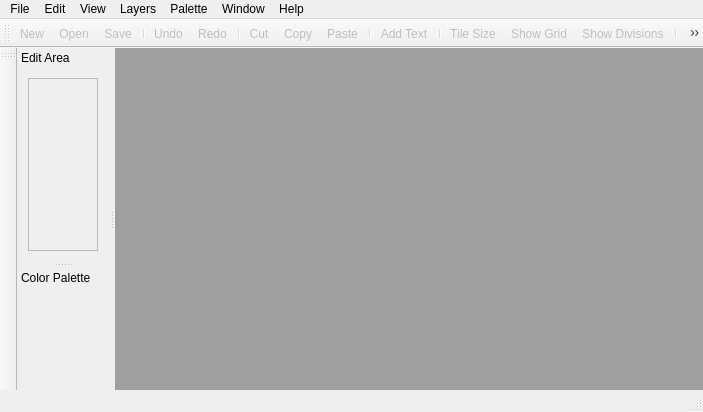
This is widgets/mainwindow.ui in LeoBusta/PixelBooster as Qt 5 draws it before an edit. The edited form follows.
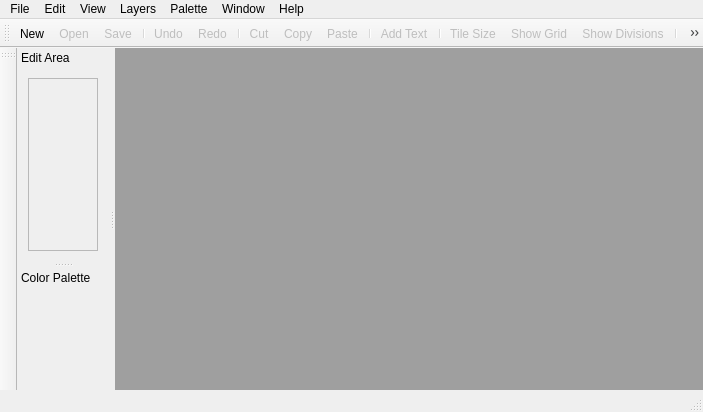
This is the edited form. Icons and pictures are not drawn.

```diff
--- a/widgets/mainwindow.ui
+++ b/widgets/mainwindow.ui
@@ -231,7 +231,7 @@
   </widget>
   <action name="actionNew">
    <property name="enabled">
-    <bool>false</bool>
+    <bool>true</bool>
    </property>
    <property name="icon">
     <iconset resource="../resources/icons/icons.qrc">
```
Left out of the diff: 2 changed lines with no effect on the pictures.
